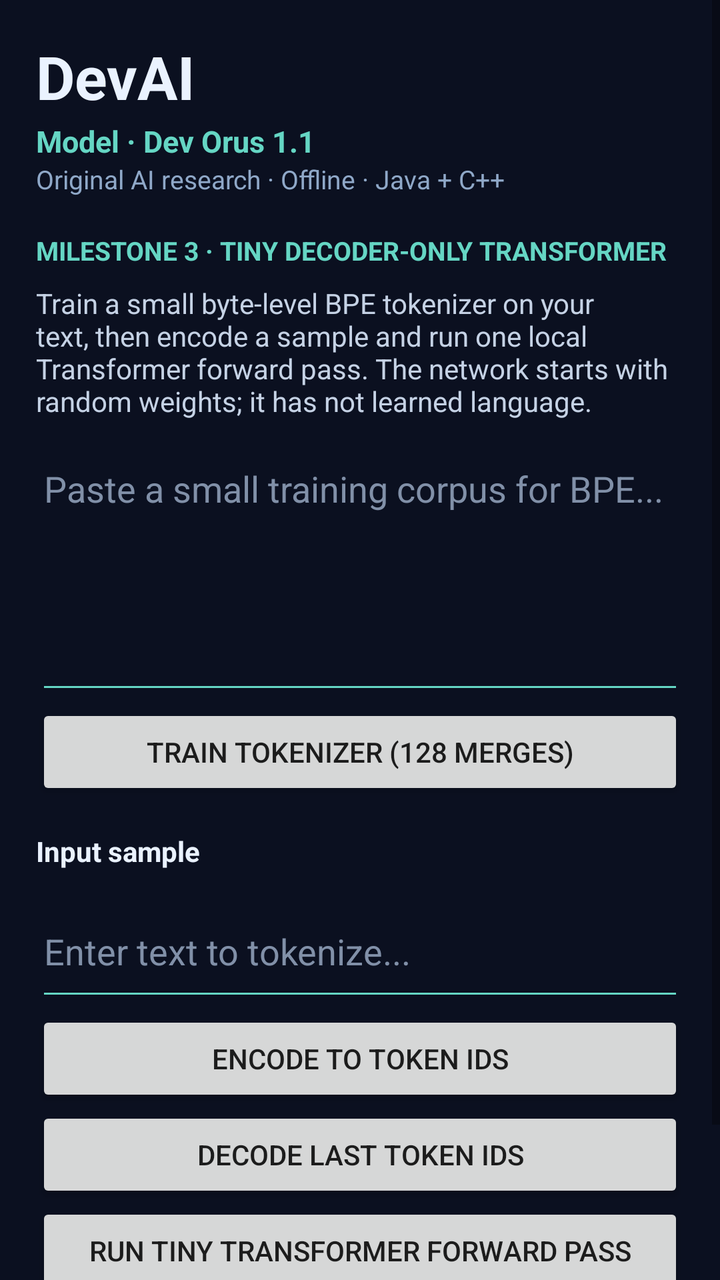
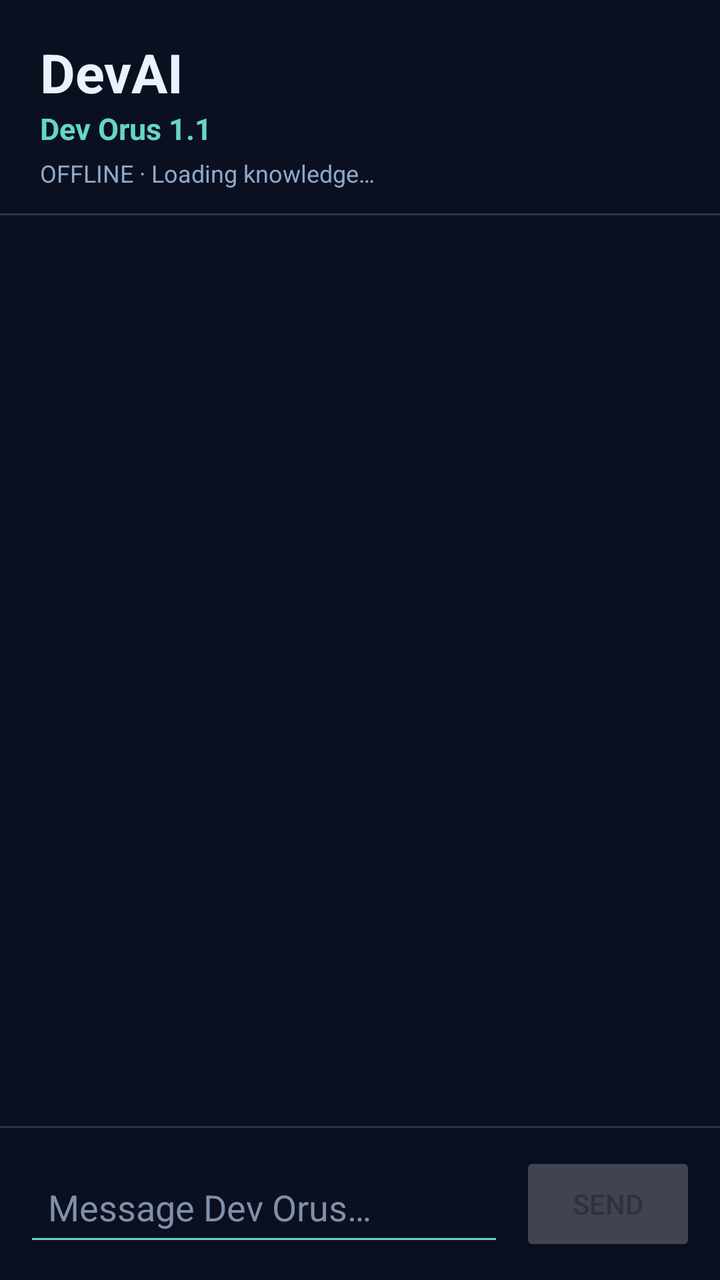

Before-and-after screenshots of an Android layout around one commit, followed by the original layout XML and the change that was made.
<!-- AndroidManifest.xml: application theme android:Theme.Material.Light.NoActionBar -->
<!-- res/layout/activity_main.xml -->
<?xml version="1.0" encoding="utf-8"?>
<ScrollView xmlns:android="http://schemas.android.com/apk/res/android"
    android:layout_width="match_parent"
    android:layout_height="match_parent"
    android:background="#0B1020"
    android:fillViewport="true">
    <LinearLayout
        android:layout_width="match_parent"
        android:layout_height="wrap_content"
        android:orientation="vertical"
        android:padding="18dp">
        <TextView
            android:layout_width="wrap_content"
            android:layout_height="wrap_content"
            android:text="DevAI"
            android:textColor="#EAF2FF"
            android:textSize="30sp"
            android:textStyle="bold" />
        <TextView
            android:layout_width="wrap_content"
            android:layout_height="wrap_content"
            android:layout_marginTop="2dp"
            android:text="Model · Dev Orus 1.1"
            android:textColor="#65D6C4"
            android:textSize="15sp"
            android:textStyle="bold" />
        <TextView
            android:layout_width="wrap_content"
            android:layout_height="wrap_content"
            android:text="Original AI research · Offline · Java + C++"
            android:textColor="#8FA8C8"
            android:textSize="13sp" />
        <TextView
            android:layout_width="match_parent"
            android:layout_height="wrap_content"
            android:layout_marginTop="18dp"
            android:text="MILESTONE 3 · TINY DECODER-ONLY TRANSFORMER"
            android:textColor="#65D6C4"
            android:textSize="13sp"
            android:textStyle="bold" />
        <TextView
            android:layout_width="match_parent"
            android:layout_height="wrap_content"
            android:layout_marginTop="8dp"
            android:text="Train a small byte-level BPE tokenizer on your text, then encode a sample and run one local Transformer forward pass. The network starts with random weights; it has not learned language."
            android:textColor="#C5D2E5"
            android:textSize="14sp" />
        <EditText
            android:id="@+id/trainingText"
            android:layout_width="match_parent"
            android:layout_height="130dp"
            android:layout_marginTop="12dp"
            android:gravity="top|start"
            android:hint="Paste a small training corpus for BPE..."
            android:inputType="textMultiLine"
            android:minLines="4"
            android:textColor="#FFFFFF"
            android:textColorHint="#8190A8"
            android:backgroundTint="#65D6C4" />
        <Button
            android:id="@+id/trainButton"
            android:layout_width="match_parent"
            android:layout_height="wrap_content"
            android:text="Train tokenizer (128 merges)" />
        <TextView
            android:layout_width="match_parent"
            android:layout_height="wrap_content"
            android:layout_marginTop="16dp"
            android:text="Input sample"
            android:textColor="#EAF2FF"
            android:textStyle="bold" />
        <EditText
            android:id="@+id/inputText"
            android:layout_width="match_parent"
            android:layout_height="wrap_content"
            android:layout_marginTop="8dp"
            android:hint="Enter text to tokenize..."
            android:inputType="textMultiLine"
            android:minLines="2"
            android:textColor="#FFFFFF"
            android:textColorHint="#8190A8"
            android:backgroundTint="#65D6C4" />
        <Button
            android:id="@+id/encodeButton"
            android:layout_width="match_parent"
            android:layout_height="wrap_content"
            android:text="Encode to token IDs" />
        <Button
            android:id="@+id/decodeButton"
            android:layout_width="match_parent"
            android:layout_height="wrap_content"
            android:text="Decode last token IDs" />
        <Button
            android:id="@+id/forwardButton"
            android:layout_width="match_parent"
            android:layout_height="wrap_content"
            android:text="Run tiny Transformer forward pass" />
        <TextView
            android:id="@+id/outputText"
            android:layout_width="match_parent"
            android:layout_height="wrap_content"
            android:layout_marginTop="14dp"
            android:background="#151E32"
            android:padding="14dp"
            android:textColor="#EAF2FF"
            android:textSize="14sp"
            android:textIsSelectable="true" />
    </LinearLayout>
</ScrollView>
<!-- resources referenced by this layout -->
<resources>

</resources>

<!-- the commit's change to res/layout/activity_main.xml (unified diff, before → after) -->
@@ -1,109 +1,95 @@
 <?xml version="1.0" encoding="utf-8"?>
-<ScrollView xmlns:android="http://schemas.android.com/apk/res/android"
+<LinearLayout xmlns:android="http://schemas.android.com/apk/res/android"
     android:layout_width="match_parent"
     android:layout_height="match_parent"
-    android:background="#0B1020"
-    android:fillViewport="true">
+    android:orientation="vertical"
+    android:background="#0B1020">
+
     <LinearLayout
         android:layout_width="match_parent"
         android:layout_height="wrap_content"
         android:orientation="vertical"
-        android:padding="18dp">
+        android:paddingStart="20dp"
+        android:paddingEnd="20dp"
+        android:paddingTop="18dp"
+        android:paddingBottom="12dp">
         <TextView
             android:layout_width="wrap_content"
             android:layout_height="wrap_content"
             android:text="DevAI"
             android:textColor="#EAF2FF"
-            android:textSize="30sp"
+            android:textSize="27sp"
             android:textStyle="bold" />
         <TextView
             android:layout_width="wrap_content"
             android:layout_height="wrap_content"
-            android:layout_marginTop="2dp"
-            android:text="Model · Dev Orus 1.1"
+            android:text="Dev Orus 1.1"
             android:textColor="#65D6C4"
             android:textSize="15sp"
             android:textStyle="bold" />
         <TextView
+            android:id="@+id/status"
             android:layout_width="wrap_content"
             android:layout_height="wrap_content"
-            android:text="Original AI research · Offline · Java + C++"
+            android:layout_marginTop="4dp"
+            android:text="OFFLINE · Loading knowledge…"
             android:textColor="#8FA8C8"
-            android:textSize="13sp" />
-        <TextView
+            android:textSize="12sp" />
+    </LinearLayout>
+
+    <View
+        android:layout_width="match_parent"
+        android:layout_height="1dp"
+        android:background="#26344B" />
+
+    <ScrollView
+        android:id="@+id/chatScroll"
+        android:layout_width="match_parent"
+        android:layout_height="0dp"
+        android:layout_weight="1"
+        android:fillViewport="true"
+        android:paddingStart="14dp"
+        android:paddingEnd="14dp"
+        android:paddingTop="10dp"
+        android:paddingBottom="10dp">
+        <LinearLayout
+            android:id="@+id/messages"
             android:layout_width="match_parent"
             android:layout_height="wrap_content"
-            android:layout_marginTop="18dp"
-            android:text="MILESTONE 3 · TINY DECODER-ONLY TRANSFORMER"
-            android:textColor="#65D6C4"
-            android:textSize="13sp"
-            android:textStyle="bold" />
-        <TextView
-            android:layout_width="match_parent"
-            android:layout_height="wrap_content"
-            android:layout_marginTop="8dp"
-            android:text="Train a small byte-level BPE tokenizer on your text, then encode a sample and run one local Transformer forward pass. The network starts with random weights; it has not learned language."
-            android:textColor="#C5D2E5"
-            android:textSize="14sp" />
+            android:orientation="vertical" />
+    </ScrollView>
+
+    <View
+        android:layout_width="match_parent"
+        android:layout_height="1dp"
+        android:background="#26344B" />
+
+    <LinearLayout
+        android:layout_width="match_parent"
+        android:layout_height="wrap_content"
+        android:gravity="center_vertical"
+        android:orientation="horizontal"
+        android:padding="12dp">
         <EditText
-            android:id="@+id/trainingText"
-            android:layout_width="match_parent"
-            android:layout_height="130dp"
-            android:layout_marginTop="12dp"
-            android:gravity="top|start"
-            android:hint="Paste a small training corpus for BPE..."
-            android:inputType="textMultiLine"
-            android:minLines="4"
+            android:id="@+id/composer"
+            android:layout_width="0dp"
+            android:layout_height="52dp"
+            android:layout_weight="1"
+            android:backgroundTint="#65D6C4"
+            android:hint="Message Dev Orus…"
+            android:imeOptions="actionSend"
+            android:inputType="textCapSentences|textMultiLine"
+            android:maxLines="4"
+            android:paddingStart="12dp"
+            android:paddingEnd="12dp"
             android:textColor="#FFFFFF"
-            android:textColorHint="#8190A8"
-            android:backgroundTint="#65D6C4" />
+            android:textColorHint="#8190A8" />
         <Button
-            android:id="@+id/trainButton"
-            android:layout_width="match_parent"
-            android:layout_height="wrap_content"
-            android:text="Train tokenizer (128 merges)" />
-        <TextView
-            android:layout_width="match_parent"
-            android:layout_height="wrap_content"
-            android:layout_marginTop="16dp"
-            android:text="Input sample"
-            android:textColor="#EAF2FF"
-            android:textStyle="bold" />
-        <EditText
-            android:id="@+id/inputText"
-            android:layout_width="match_parent"
-            android:layout_height="wrap_content"
-            android:layout_marginTop="8dp"
-            android:hint="Enter text to tokenize..."
-            android:inputType="textMultiLine"
-            android:minLines="2"
-            android:textColor="#FFFFFF"
-            android:textColorHint="#8190A8"
-            android:backgroundTint="#65D6C4" />
-        <Button
-            android:id="@+id/encodeButton"
-            android:layout_width="match_parent"
-            android:layout_height="wrap_content"
-            android:text="Encode to token IDs" />
-        <Button
-            android:id="@+id/decodeButton"
-            android:layout_width="match_parent"
-            android:layout_height="wrap_content"
-            android:text="Decode last token IDs" />
-        <Button
-            android:id="@+id/forwardButton"
-            android:layout_width="match_parent"
-            android:layout_height="wrap_content"
-            android:text="Run tiny Transformer forward pass" />
-        <TextView
-            android:id="@+id/outputText"
-            android:layout_width="match_parent"
-            android:layout_height="wrap_content"
-            android:layout_marginTop="14dp"
-            android:background="#151E32"
-            android:padding="14dp"
-            android:textColor="#EAF2FF"
-            android:textSize="14sp"
-            android:textIsSelectable="true" />
+            android:id="@+id/sendButton"
+            android:layout_width="wrap_content"
+            android:layout_height="52dp"
+            android:layout_marginStart="8dp"
+            android:enabled="false"
+            android:text="Send" />
     </LinearLayout>
-</ScrollView>
+</LinearLayout>
